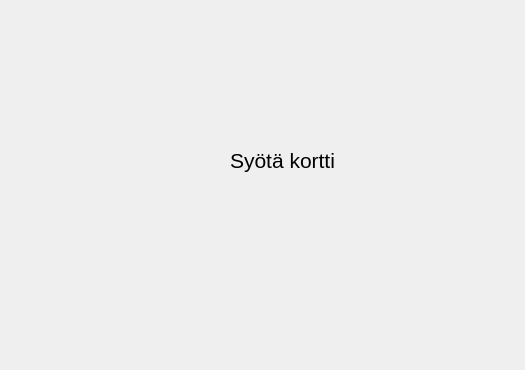
Before: the Qt Designer form bankautomat/mainwindow.ui in luris123/OAMK-2022-spring-project, drawn with Qt 5; both pictures show x 0 to 525 and y 0 to 370 of the 1000 by 600 pixel window.
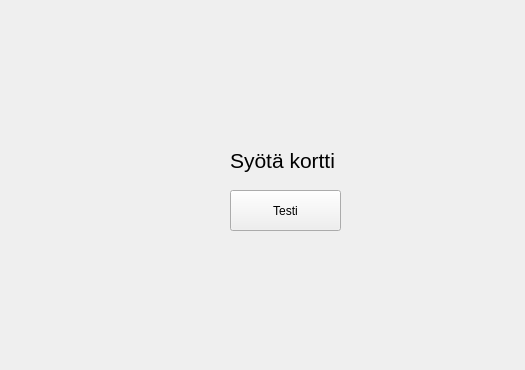
After: the same form once the commit is applied.

What changed in the file:
```diff
--- a/bankautomat/mainwindow.ui
+++ b/bankautomat/mainwindow.ui
@@ -32,6 +32,19 @@
      <string>Syötä kortti</string>
     </property>
    </widget>
+   <widget class="QPushButton" name="pushButton">
+    <property name="geometry">
+     <rect>
+      <x>230</x>
+      <y>190</y>
+      <width>111</width>
+      <height>41</height>
+     </rect>
+    </property>
+    <property name="text">
+     <string>Testi</string>
+    </property>
+   </widget>
   </widget>
   <widget class="QMenuBar" name="menubar">
    <property name="geometry">
```
Left out of the diff: 2 changed lines with no effect on the pictures.
